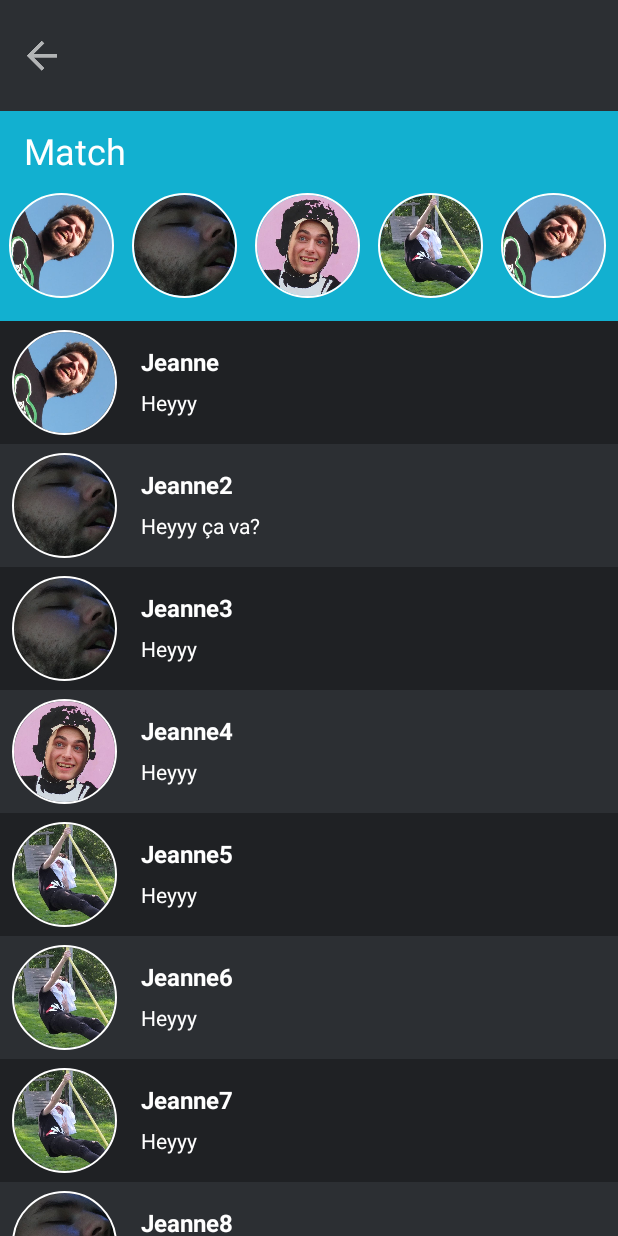
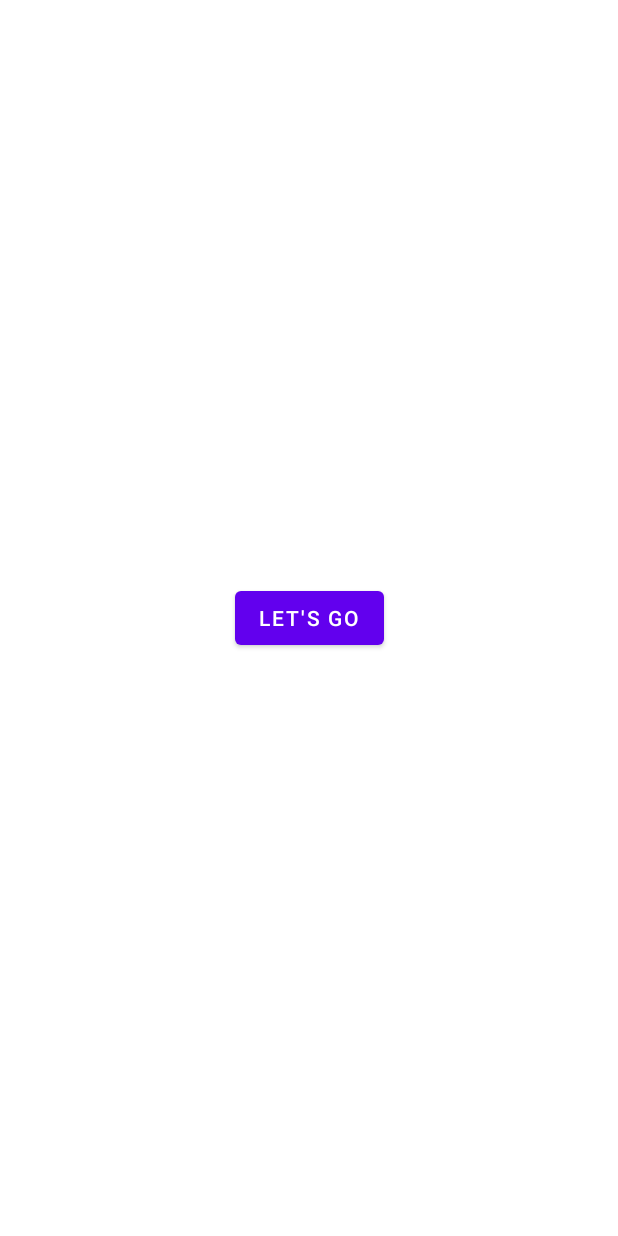
Before and after one commit to Lootin-IGM/Front, an Android app: the screen it shows after launch (ChatManagerActivity before the commit, MainActivity after it), on a phone screen of 412 x 824 dp. Run offline under Robolectric (Android 15) with nearby library versions, the phone set to English and light mode, and no system bars; our stand-ins replace Volley; plain views replace ExpandableLayout; network calls fail.

Commit message:
feat: intent from MainActivity to ChatManagerActivity while giving auth token

```diff
--- a/app/src/main/AndroidManifest.xml
+++ b/app/src/main/AndroidManifest.xml
@@ -1,7 +1,9 @@
 <?xml version="1.0" encoding="utf-8"?>
 <manifest xmlns:android="http://schemas.android.com/apk/res/android"
     package="fr.uge.lootin">
+
     <uses-permission android:name="android.permission.INTERNET" />
+
     <application
         android:allowBackup="true"
         android:icon="@mipmap/ic_launcher"
@@ -10,12 +12,16 @@
         android:supportsRtl="true"
         android:theme="@style/Theme.Lootin"
         android:usesCleartextTraffic="true">
-        <activity android:name=".chat_manager.ChatManagerActivity">
+        <activity android:name=".chat_manager.MainActivity">
             <intent-filter>
                 <action android:name="android.intent.action.MAIN" />
 
                 <category android:name="android.intent.category.LAUNCHER" />
             </intent-filter>
+
+        </activity>
+        <activity android:name=".chat_manager.ChatManagerActivity">
+
         </activity>
     </application>
 
--- a/app/src/main/java/fr/uge/lootin/chat_manager/ChatManagerActivity.kt
+++ b/app/src/main/java/fr/uge/lootin/chat_manager/ChatManagerActivity.kt
@@ -172,8 +172,11 @@ class ChatManagerActivity : AppCompatActivity() {
         Log.i("my_log", "deprecated method 2 : " + height2 + "     " + width2)
 
         val queue = Volley.newRequestQueue(this)
-        val token = connect(queue)
-        verifyConnect(queue, token)
+        val token: String? = intent.getStringExtra(TOKEN_VALUE)
+        if (token != null) {
+            Log.i("my_log", "dans 2nd acti" + token)
+            verifyConnect(queue, token)
+        }
 
     }
 
--- /dev/null
+++ b/app/src/main/java/fr/uge/lootin/chat_manager/MainActivity.kt
@@ -0,0 +1,62 @@
+package fr.uge.lootin.chat_manager
+
+import android.content.Intent
+import androidx.appcompat.app.AppCompatActivity
+import android.os.Bundle
+import android.util.Log
+import android.widget.Button
+import com.android.volley.Request
+import com.android.volley.RequestQueue
+import com.android.volley.Response
+import com.android.volley.toolbox.JsonObjectRequest
+import com.android.volley.toolbox.Volley
+import fr.uge.lootin.R
+import org.json.JSONObject
+
+const val TOKEN_VALUE = "fr.uge.lootin.TOKEN"
+
+class MainActivity : AppCompatActivity() {
+    var token:String = "yesss"
+    private fun connect(queue: RequestQueue){
+        val url = "http://192.168.43.2:8080/login"
+        Log.i("my_log", "connect request")
+        val jsonObjectRequest = JsonObjectRequest(Request.Method.POST, url, JSONObject("{\"username\": \"Loulou\",\"password\": \"Yvette\"}"),
+                Response.Listener { response ->
+                    Log.i("my_log", "Connect Response: %s".format(response.toString()));
+                    val jsonResponse = JSONObject(response.toString());
+                    this.token = jsonResponse.getString("jwt")
+
+                },
+                Response.ErrorListener { error ->
+                    Log.i("my_log", "error while trying to connect\n"
+                            + error.toString() + "\n"
+                            + error.networkResponse + "\n"
+                            + error.localizedMessage + "\n"
+                            + error.message + "\n"
+                            + error.cause + "\n"
+                            + error.stackTrace.toString())
+                }
+        )
+        queue.add(jsonObjectRequest)
+    }
+
+    override fun onCreate(savedInstanceState: Bundle?) {
+        super.onCreate(savedInstanceState)
+        setContentView(R.layout.activity_main)
+
+
+        val queue = Volley.newRequestQueue(this)
+        connect(queue)
+        findViewById<Button>(R.id.main_button).setOnClickListener {
+
+            val intent = Intent(this, ChatManagerActivity::class.java).apply {
+
+                Log.i("my_log", "value: " + token)
+
+                putExtra(TOKEN_VALUE, token)
+            }
+
+            startActivity(intent)
+        }
+    }
+}
--- /dev/null
+++ b/app/src/main/res/layout/activity_main.xml
@@ -0,0 +1,18 @@
+<?xml version="1.0" encoding="utf-8"?>
+<androidx.constraintlayout.widget.ConstraintLayout xmlns:android="http://schemas.android.com/apk/res/android"
+    xmlns:app="http://schemas.android.com/apk/res-auto"
+    xmlns:tools="http://schemas.android.com/tools"
+    android:layout_width="match_parent"
+    android:layout_height="match_parent"
+    tools:context=".chat_manager.MainActivity">
+
+    <Button
+        android:id="@+id/main_button"
+        android:layout_width="wrap_content"
+        android:layout_height="wrap_content"
+        android:text="Let's go"
+        app:layout_constraintBottom_toBottomOf="parent"
+        app:layout_constraintEnd_toEndOf="parent"
+        app:layout_constraintStart_toStartOf="parent"
+        app:layout_constraintTop_toTopOf="parent" />
+</androidx.constraintlayout.widget.ConstraintLayout>
```
